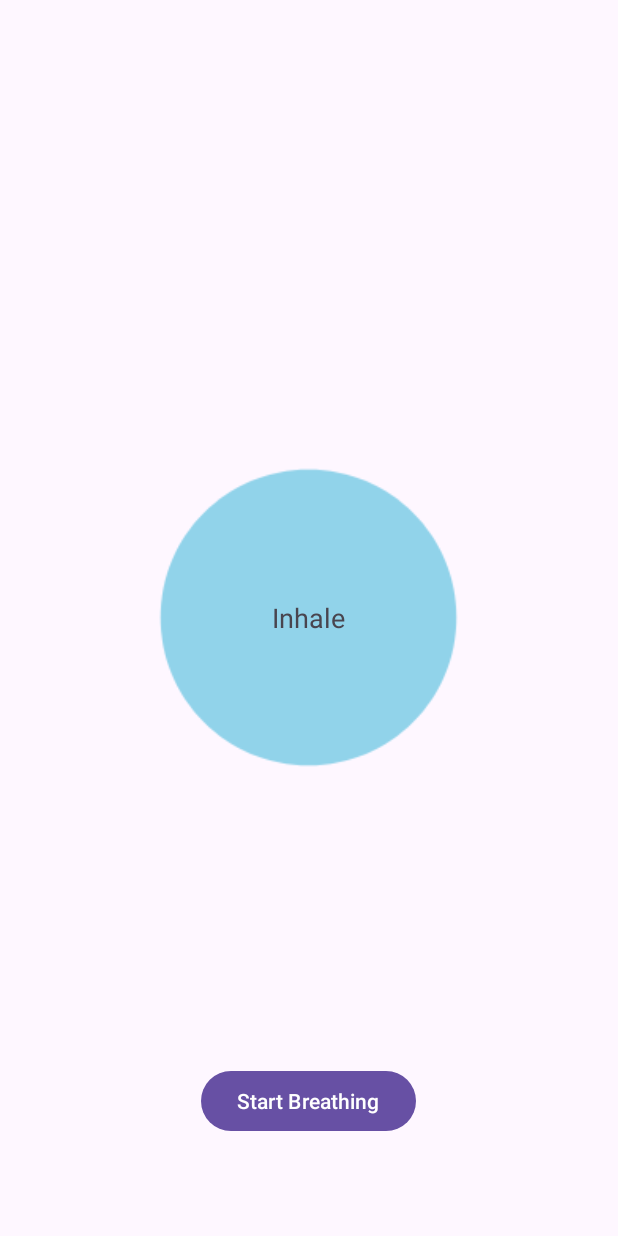
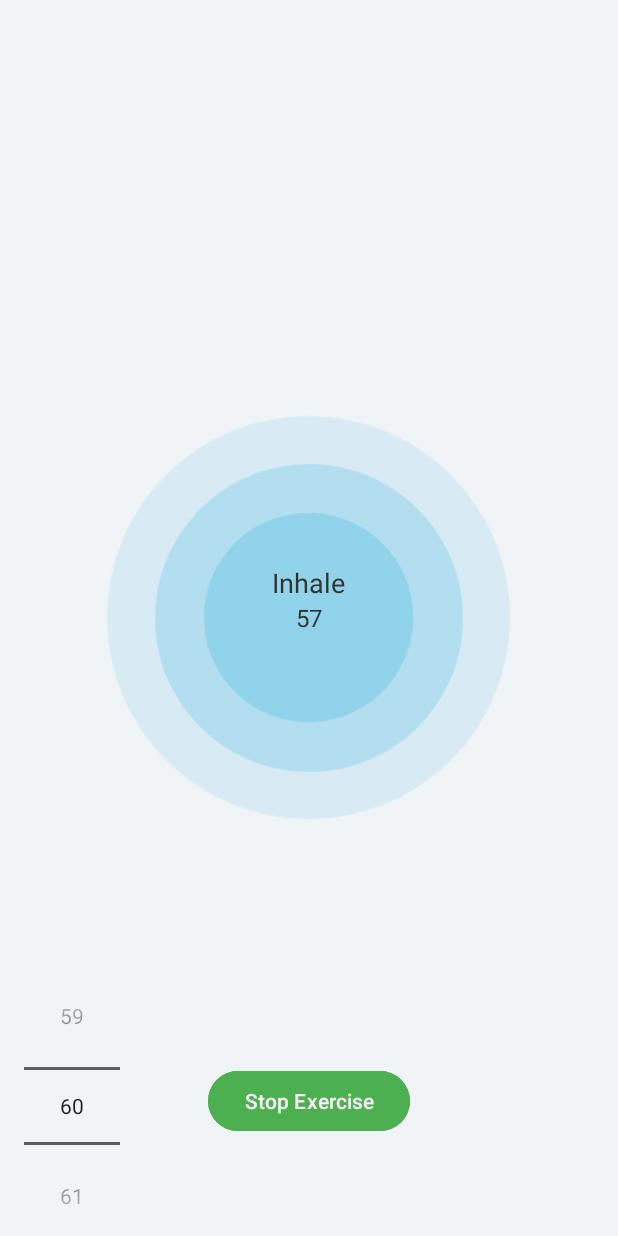
Before and after one commit to IanHipolito/StressLessApp, an Android app: the BreathingExerciseActivity screen opened directly, with no data from a screen before it, after a tap on "Start Breathing", on a phone screen of 412 x 824 dp. Run offline under Robolectric (Android 15) with nearby library versions, the phone set to English and light mode, and no system bars.

Commit message:
More progress on BreathingExerciseActivity

```diff
--- a/app/src/main/java/com/example/stressless/BreathingExerciseActivity.java
+++ b/app/src/main/java/com/example/stressless/BreathingExerciseActivity.java
@@ -1,20 +1,34 @@
 package com.example.stressless;
 
+import android.animation.AnimatorSet;
 import android.animation.ObjectAnimator;
-import android.animation.ValueAnimator;
 import android.os.Bundle;
+import android.os.CountDownTimer;
 import android.os.Handler;
 import android.view.View;
 import android.view.animation.AccelerateDecelerateInterpolator;
 import android.widget.Button;
+import android.widget.EditText;
+import android.widget.NumberPicker;
 import android.widget.TextView;
 import androidx.appcompat.app.AppCompatActivity;
 public class BreathingExerciseActivity extends AppCompatActivity {
 
-    private View breathingCircle;
-    private TextView breathingInstruction;
-    private Button startBreathingButton;
+    private View breathingCircle, breathingCircleMedium, breathingCircleLarge;
+    private TextView breathingInstruction, timerTextView;
+    private Button startStopBreathingButton;
     private Handler handler = new Handler();
+
+    private CountDownTimer countDownTimer;
+    private long totalTime = 60000;
+    private NumberPicker timePicker;
+
+    private boolean isExerciseRunning = false;
+
+    private ObjectAnimator currentScaleXOriginal, currentScaleYOriginal;
+    private ObjectAnimator currentScaleXMedium, currentScaleYMedium;
+    private ObjectAnimator currentScaleXLarge, currentScaleYLarge;
+
 
     @Override
     protected void onCreate(Bundle savedInstanceState) {
@@ -22,42 +36,151 @@ public class BreathingExerciseActivity extends AppCompatActivity {
         setContentView(R.layout.activity_breathingexercise);
 
         breathingCircle = findViewById(R.id.breathingCircle);
+        breathingCircleMedium = findViewById(R.id.breathingCircleMedium);
+        breathingCircleLarge = findViewById(R.id.breathingCircleLarge);
         breathingInstruction = findViewById(R.id.breathingInstruction);
-        startBreathingButton = findViewById(R.id.startBreathingButton);
+        startStopBreathingButton = findViewById(R.id.startBreathingButton);
+        timerTextView = findViewById(R.id.timerTextView);
+        timePicker = findViewById(R.id.timePicker);
 
-        startBreathingButton.setOnClickListener(v -> startBreathingExercise());
+        timePicker.setMinValue(1);
+        timePicker.setMaxValue(300);
+        timePicker.setValue(60);
+
+        startStopBreathingButton.setOnClickListener(v -> {
+            if (!isExerciseRunning) {
+                isExerciseRunning = true;
+                startStopBreathingButton.setText("Stop Exercise");
+                long totalTime = timePicker.getValue() * 1000;
+                startBreathingExercise();
+                startTimer(totalTime);
+            } else {
+                stopBreathingExercise();
+            }
+        });
     }
 
     private void startBreathingExercise() {
         animateBreathing(0);
     }
 
+    private void stopBreathingExercise() {
+        if (countDownTimer != null) {
+            countDownTimer.cancel();
+        }
+        handler.removeCallbacksAndMessages(null);
+
+        if (currentScaleXOriginal != null) currentScaleXOriginal.cancel();
+        if (currentScaleYOriginal != null) currentScaleYOriginal.cancel();
+        if (currentScaleXMedium != null) currentScaleXMedium.cancel();
+        if (currentScaleYMedium != null) currentScaleYMedium.cancel();
+        if (currentScaleXLarge != null) currentScaleXLarge.cancel();
+        if (currentScaleYLarge != null) currentScaleYLarge.cancel();
+
+        breathingCircle.setScaleX(1f);
+        breathingCircle.setScaleY(1f);
+        breathingCircleMedium.setScaleX(1f);
+        breathingCircleMedium.setScaleY(1f);
+        breathingCircleLarge.setScaleX(1f);
+        breathingCircleLarge.setScaleY(1f);
+
+        isExerciseRunning = false;
+        startStopBreathingButton.setText("Start Exercise");
+        timerTextView.setText("Exercise Stopped");
+    }
+
     private void animateBreathing(int step) {
-        if (step == 0) {
+        if (!isExerciseRunning) {
+            return;
+        }
+
+        float largestScaleFactor = 1.5f;
+        float largeScaleFactor = 1.4f;
+        float originalScaleFactor = 1.2f;
+
+        long animationDuration = 4000;
+
+        if (step == 0) { // Inhale step
             breathingInstruction.setText("Inhale");
-            ObjectAnimator scaleUpX = ObjectAnimator.ofFloat(breathingCircle, "scaleX", 2f);
-            ObjectAnimator scaleUpY = ObjectAnimator.ofFloat(breathingCircle, "scaleY", 2f);
-            scaleUpX.setDuration(4000);
-            scaleUpY.setDuration(4000);
-            scaleUpX.setInterpolator(new AccelerateDecelerateInterpolator());
-            scaleUpY.setInterpolator(new AccelerateDecelerateInterpolator());
-            scaleUpX.start();
-            scaleUpY.start();
-            handler.postDelayed(() -> animateBreathing(1), 4000);
-        } else if (step == 1) {
+
+            ObjectAnimator scaleXOriginal = ObjectAnimator.ofFloat(breathingCircle, "scaleX", originalScaleFactor);
+            ObjectAnimator scaleYOriginal = ObjectAnimator.ofFloat(breathingCircle, "scaleY", originalScaleFactor);
+            scaleXOriginal.setDuration(animationDuration);
+            scaleYOriginal.setDuration(animationDuration);
+
+            ObjectAnimator scaleXMedium = ObjectAnimator.ofFloat(breathingCircleMedium, "scaleX", largeScaleFactor);
+            ObjectAnimator scaleYMedium = ObjectAnimator.ofFloat(breathingCircleMedium, "scaleY", largeScaleFactor);
+            scaleXMedium.setDuration(animationDuration);
+            scaleYMedium.setDuration(animationDuration);
+
+            ObjectAnimator scaleXLarge = ObjectAnimator.ofFloat(breathingCircleLarge, "scaleX", largestScaleFactor);
+            ObjectAnimator scaleYLarge = ObjectAnimator.ofFloat(breathingCircleLarge, "scaleY", largestScaleFactor);
+            scaleXLarge.setDuration(animationDuration);
+            scaleYLarge.setDuration(animationDuration);
+
+            scaleXOriginal.start();
+            scaleYOriginal.start();
+            scaleXMedium.start();
+            scaleYMedium.start();
+            scaleXLarge.start();
+            scaleYLarge.start();
+
+            handler.postDelayed(() -> animateBreathing(1), animationDuration);
+
+        } else if (step == 1) { // Hold step
             breathingInstruction.setText("Hold");
+
             handler.postDelayed(() -> animateBreathing(2), 7000);
-        } else if (step == 2) {
+
+        } else if (step == 2) { // Exhale step
             breathingInstruction.setText("Exhale");
-            ObjectAnimator scaleDownX = ObjectAnimator.ofFloat(breathingCircle, "scaleX", 1f);
-            ObjectAnimator scaleDownY = ObjectAnimator.ofFloat(breathingCircle, "scaleY", 1f);
-            scaleDownX.setDuration(4000);
-            scaleDownY.setDuration(4000);
-            scaleDownX.setInterpolator(new AccelerateDecelerateInterpolator());
-            scaleDownY.setInterpolator(new AccelerateDecelerateInterpolator());
-            scaleDownX.start();
-            scaleDownY.start();
-            handler.postDelayed(() -> animateBreathing(0), 4000);
+
+            ObjectAnimator scaleXOriginal = ObjectAnimator.ofFloat(breathingCircle, "scaleX", 1f);
+            ObjectAnimator scaleYOriginal = ObjectAnimator.ofFloat(breathingCircle, "scaleY", 1f);
+            scaleXOriginal.setDuration(animationDuration);
+            scaleYOriginal.setDuration(animationDuration);
+
+            ObjectAnimator scaleXMedium = ObjectAnimator.ofFloat(breathingCircleMedium, "scaleX", 1f);
+            ObjectAnimator scaleYMedium = ObjectAnimator.ofFloat(breathingCircleMedium, "scaleY", 1f);
+            scaleXMedium.setDuration(animationDuration);
+            scaleYMedium.setDuration(animationDuration);
+
+            ObjectAnimator scaleXLarge = ObjectAnimator.ofFloat(breathingCircleLarge, "scaleX", 1f);
+            ObjectAnimator scaleYLarge = ObjectAnimator.ofFloat(breathingCircleLarge, "scaleY", 1f);
+            scaleXLarge.setDuration(animationDuration);
+            scaleYLarge.setDuration(animationDuration);
+
+            scaleXOriginal.start();
+            scaleYOriginal.start();
+            scaleXMedium.start();
+            scaleYMedium.start();
+            scaleXLarge.start();
+            scaleYLarge.start();
+
+            handler.postDelayed(() -> animateBreathing(0), animationDuration);
         }
     }
+
+
+    private void startTimer(long time) {
+        countDownTimer = new CountDownTimer(time, 1000) {
+            public void onTick(long millisUntilFinished) {
+                timerTextView.setText("" + millisUntilFinished / 1000);
+            }
+
+            public void onFinish() {
+                timerTextView.setText("Done!");
+                stopBreathingExercise();
+            }
+        }.start();
+    }
+
+    @Override
+    protected void onDestroy() {
+        super.onDestroy();
+        if (countDownTimer != null) {
+            countDownTimer.cancel();
+        }
+        handler.removeCallbacksAndMessages(null);
+    }
 }
--- /dev/null
+++ b/app/src/main/res/drawable/baseline_circle_24_large.xml
@@ -0,0 +1,5 @@
+<vector android:alpha="0.5" android:height="24dp" android:tint="#91D3EA"
+    android:viewportHeight="24" android:viewportWidth="24"
+    android:width="24dp" xmlns:android="http://schemas.android.com/apk/res/android">
+    <path android:fillColor="@android:color/white" android:pathData="M12,2C6.47,2 2,6.47 2,12s4.47,10 10,10 10,-4.47 10,-10S17.53,2 12,2z"/>
+</vector>
--- /dev/null
+++ b/app/src/main/res/drawable/baseline_circle_24_medium.xml
@@ -0,0 +1,5 @@
+<vector android:alpha="0.75" android:height="24dp"
+    android:tint="#91D3EA" android:viewportHeight="24"
+    android:viewportWidth="24" android:width="24dp" xmlns:android="http://schemas.android.com/apk/res/android">
+    <path android:fillColor="@android:color/white" android:pathData="M12,2C6.47,2 2,6.47 2,12s4.47,10 10,10 10,-4.47 10,-10S17.53,2 12,2z"/>
+</vector>
--- a/app/src/main/res/layout/activity_breathingexercise.xml
+++ b/app/src/main/res/layout/activity_breathingexercise.xml
@@ -1,16 +1,32 @@
 <?xml version="1.0" encoding="utf-8"?>
-<FrameLayout xmlns:android="http://schemas.android.com/apk/res/android"
+<RelativeLayout xmlns:android="http://schemas.android.com/apk/res/android"
     android:layout_width="match_parent"
     android:layout_height="match_parent"
     android:padding="16dp"
-    android:gravity="center">
+    android:background="#F0F4F7">
+
+    <View
+        android:id="@+id/breathingCircleLarge"
+        android:layout_width="250dp"
+        android:layout_height="250dp"
+        android:background="@drawable/baseline_circle_24_large"
+        android:alpha="0.5"
+        android:layout_centerInParent="true"/>
+
+    <View
+        android:id="@+id/breathingCircleMedium"
+        android:layout_width="200dp"
+        android:layout_height="200dp"
+        android:background="@drawable/baseline_circle_24_medium"
+        android:alpha="0.7"
+        android:layout_centerInParent="true"/>
 
     <View
         android:id="@+id/breathingCircle"
         android:layout_width="150dp"
         android:layout_height="150dp"
         android:background="@drawable/baseline_circle_24"
-        android:layout_gravity="center"/>
+        android:layout_centerInParent="true"/>
 
     <TextView
         android:id="@+id/breathingInstruction"
@@ -18,14 +34,35 @@
         android:layout_height="wrap_content"
         android:text="Inhale"
         android:textSize="18sp"
-        android:layout_gravity="center"/>
+        android:textColor="#333333"
+        android:layout_centerInParent="true"
+        android:layout_above="@+id/timerTextView"/>
+
+    <TextView
+        android:id="@+id/timerTextView"
+        android:layout_width="wrap_content"
+        android:layout_height="wrap_content"
+        android:textSize="16sp"
+        android:textColor="#333333"
+        android:layout_centerInParent="true"/>
 
     <Button
         android:id="@+id/startBreathingButton"
         android:layout_width="wrap_content"
         android:layout_height="wrap_content"
-        android:layout_gravity="center_horizontal|bottom"
+        android:text="Start Breathing"
+        android:backgroundTint="#4CAF50"
+        android:textColor="#FFFFFF"
+        android:elevation="4dp"
         android:layout_marginBottom="50dp"
-        android:text="Start Breathing" />
+        android:layout_alignParentBottom="true"
+        android:layout_centerHorizontal="true"/>
 
-</FrameLayout>
+    <NumberPicker
+        android:id="@+id/timePicker"
+        android:layout_width="wrap_content"
+        android:layout_height="wrap_content"
+        android:layout_alignParentBottom="true"
+        android:layout_marginBottom="-19dp" />
+
+</RelativeLayout>
```
